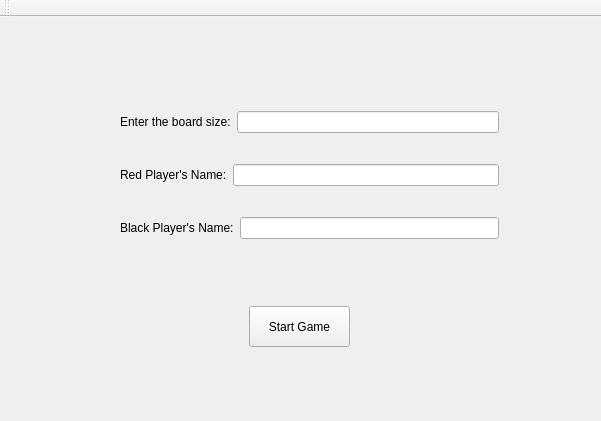
First picture: the form in Twixt/Twixt/MainWindow.ui, repository Trudy782/InfiniteLoopers, before the edit.
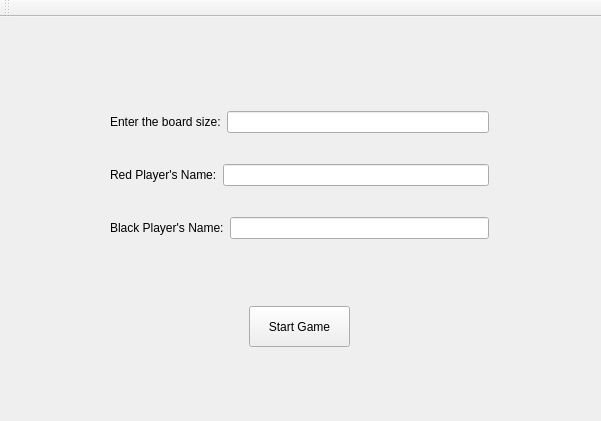
Second picture: the form after the edit.

Commit message: Am inceput design-ul pentru tabla de joc cu ajutorul clasei ClickableTable de tip QTableWidget.

```diff
--- a/Twixt/Twixt/MainWindow.ui
+++ b/Twixt/Twixt/MainWindow.ui
@@ -43,7 +43,7 @@
      <widget class="QWidget" name="verticalLayoutWidget">
       <property name="geometry">
        <rect>
-        <x>100</x>
+        <x>90</x>
         <y>50</y>
         <width>401</width>
         <height>201</height>
```
The commit also changes 6 other files.
